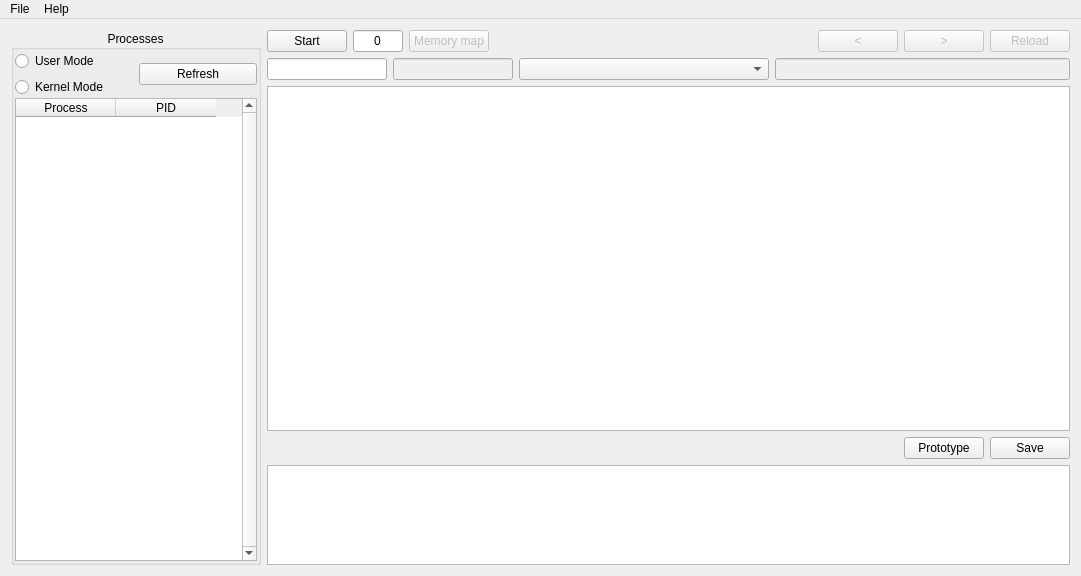
Before: the Qt Designer form gui_source/mainwindow.ui in horsicq/xntsv, drawn with Qt 5.
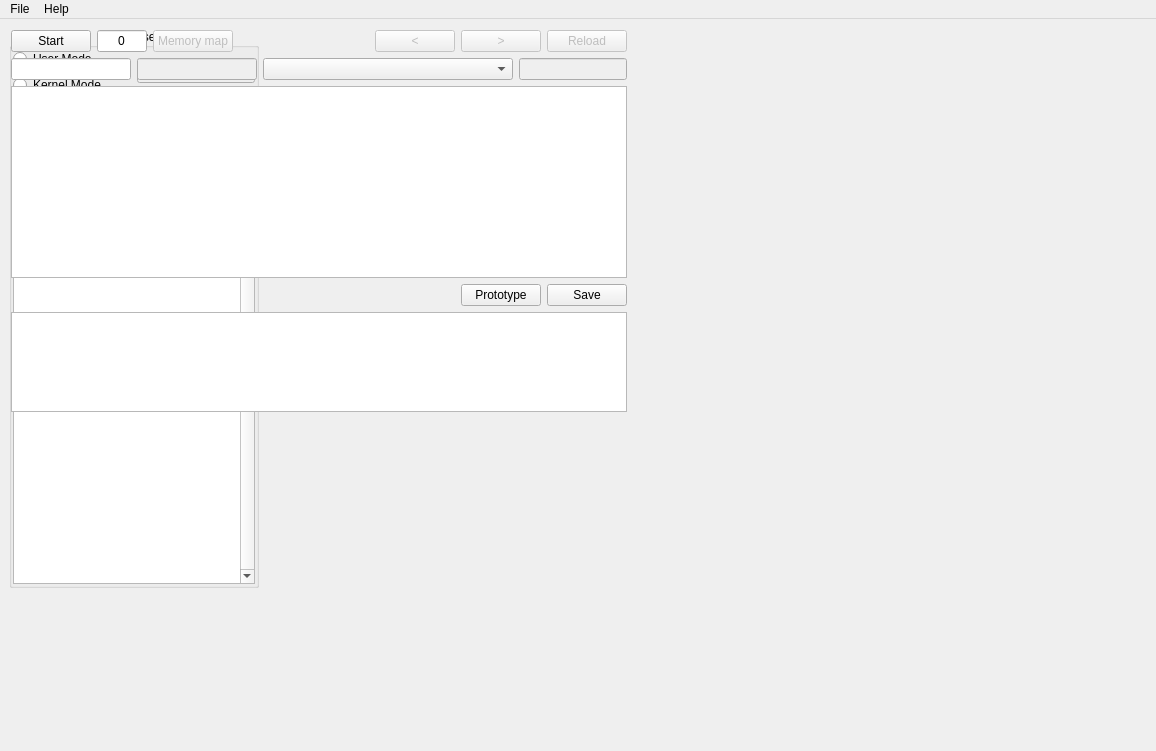
After: the same form once the commit is applied. Custom widgets are drawn as their Qt base class.

The edit to the form file:
```diff
--- a/gui_source/mainwindow.ui
+++ b/gui_source/mainwindow.ui
@@ -6,17 +6,23 @@
    <rect>
     <x>0</x>
     <y>0</y>
-    <width>1081</width>
-    <height>576</height>
+    <width>1156</width>
+    <height>751</height>
    </rect>
   </property>
   <property name="windowTitle">
    <string>XNTSV</string>
   </property>
   <widget class="QWidget" name="centralWidget">
-   <layout class="QHBoxLayout" name="horizontalLayout_4">
-    <item>
      <widget class="QGroupBox" name="groupBox">
+    <property name="geometry">
+     <rect>
+      <x>9</x>
+      <y>9</y>
+      <width>250</width>
+      <height>560</height>
+     </rect>
+    </property>
       <property name="sizePolicy">
        <sizepolicy hsizetype="Preferred" vsizetype="Preferred">
         <horstretch>0</horstretch>
@@ -107,7 +113,7 @@
           <bool>false</bool>
          </attribute>
          <attribute name="verticalHeaderDefaultSectionSize">
-          <number>20</number>
+        <number>21</number>
          </attribute>
          <column>
           <property name="text">
@@ -123,8 +129,17 @@
        </item>
       </layout>
      </widget>
-    </item>
-    <item>
+   <widget class="XProcessWidget" name="widgetProcesses" native="true">
+    <property name="geometry">
+     <rect>
+      <x>290</x>
+      <y>450</y>
+      <width>821</width>
+      <height>261</height>
+     </rect>
+    </property>
+   </widget>
+   <widget class="QWidget" name="">
      <layout class="QVBoxLayout" name="verticalLayout_3">
       <item>
        <layout class="QHBoxLayout" name="horizontalLayout">
@@ -338,15 +353,14 @@
        </widget>
       </item>
      </layout>
-    </item>
-   </layout>
+   </widget>
   </widget>
   <widget class="QMenuBar" name="menuBar">
    <property name="geometry">
     <rect>
      <x>0</x>
      <y>0</y>
-     <width>1081</width>
+     <width>1156</width>
      <height>21</height>
     </rect>
    </property>
@@ -381,6 +395,14 @@
   </action>
  </widget>
  <layoutdefault spacing="6" margin="11"/>
+ <customwidgets>
+  <customwidget>
+   <class>XProcessWidget</class>
+   <extends>QWidget</extends>
+   <header>xprocesswidget.h</header>
+   <container>1</container>
+  </customwidget>
+ </customwidgets>
  <resources/>
  <connections/>
 </ui>
```
Lines whose indentation alone changed are shown as unchanged.
